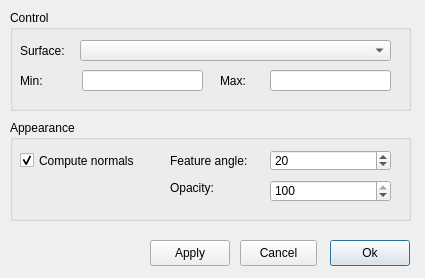
The window that ElmerGUI/vtkpost/surface.ui (tehnick/elmerfem) describes before a commit, drawn with Qt 5.
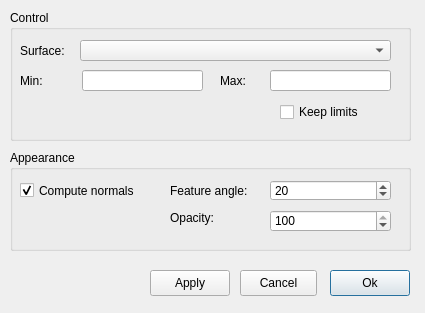
The same window after the commit. Icons and pictures are not drawn.

Commit message: ElmerGUI: Added the keep-limits check boxes to vtk widget

The edit to the form file:
```diff
--- a/ElmerGUI/vtkpost/surface.ui
+++ b/ElmerGUI/vtkpost/surface.ui
@@ -6,7 +6,7 @@
     <x>0</x>
     <y>0</y>
     <width>425</width>
-    <height>278</height>
+    <height>313</height>
    </rect>
   </property>
   <property name="windowTitle" >
@@ -21,7 +21,7 @@
      <x>10</x>
      <y>10</y>
      <width>401</width>
-     <height>101</height>
+     <height>131</height>
     </rect>
    </property>
    <property name="title" >
@@ -96,12 +96,25 @@
      </rect>
     </property>
    </widget>
+   <widget class="QCheckBox" name="keepLimits" >
+    <property name="geometry" >
+     <rect>
+      <x>270</x>
+      <y>90</y>
+      <width>91</width>
+      <height>24</height>
+     </rect>
+    </property>
+    <property name="text" >
+     <string>Keep limits</string>
+    </property>
+   </widget>
   </widget>
   <widget class="QPushButton" name="okButton" >
    <property name="geometry" >
     <rect>
      <x>330</x>
-     <y>240</y>
+     <y>270</y>
      <width>80</width>
      <height>26</height>
     </rect>
@@ -117,7 +130,7 @@
    <property name="geometry" >
     <rect>
      <x>150</x>
-     <y>240</y>
+     <y>270</y>
      <width>80</width>
      <height>26</height>
     </rect>
@@ -133,7 +146,7 @@
    <property name="geometry" >
     <rect>
      <x>10</x>
-     <y>120</y>
+     <y>150</y>
      <width>401</width>
      <height>101</height>
     </rect>
@@ -220,7 +233,7 @@
    <property name="geometry" >
     <rect>
      <x>240</x>
-     <y>240</y>
+     <y>270</y>
      <width>77</width>
      <height>26</height>
     </rect>
```
The commit also changes 11 other files.
